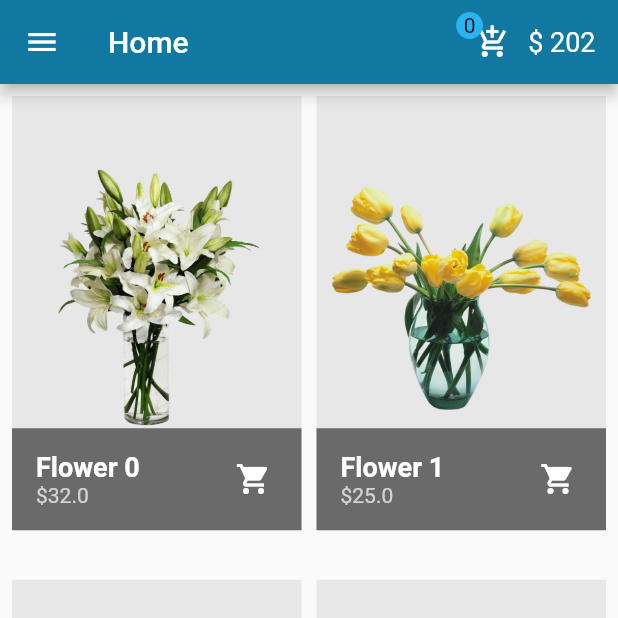
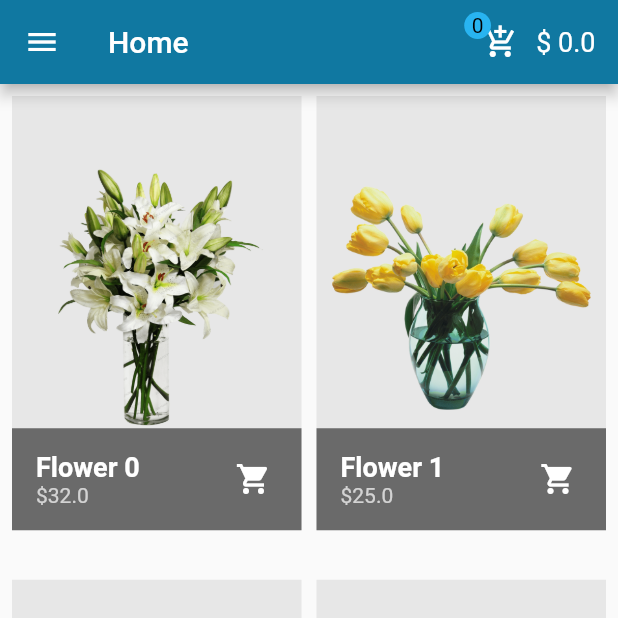
Before and after one commit to muradissa/flower-store-app, a Flutter app: the screen it shows after launch, on a phone screen of 412 x 824 dp, the top half of it. Run offline on Flutter 3.47's test engine with Material 2 defaults, Android fonts, the phone set to English and light mode, and no system bars.

Commit message:
improve cart provider

```diff
--- a/lib/pages/home.dart
+++ b/lib/pages/home.dart
@@ -56,7 +56,9 @@ class Home extends StatelessWidget{
               title: Text("Home"),
               backgroundColor: appBarBlue,
               actions :[
-                 Row(
+                Consumer<ProductsCart>(
+                  builder: ((context,instance,child){
+                    return Row(
                       children: [
                         Stack(
                           children: [
@@ -65,10 +67,7 @@ class Home extends StatelessWidget{
                                 icon: Icon(Icons.add_shopping_cart)
                             ),
                             Container(
-                          child: Consumer<ProductsCart>(
-                            builder: ((context,instance,child){
-                              return Text("${instance.productsCart.length}" ,style: TextStyle(color: Colors.black,),);
-                            })),
+                              child: Text("${instance.productsCart.length}",style: TextStyle(color: Colors.black,),),
                               padding: EdgeInsets.all(5),
                               decoration: BoxDecoration(
                                 color: Color.fromARGB(255, 40, 180, 241 ),
@@ -80,12 +79,11 @@ class Home extends StatelessWidget{
                         Padding(
                             padding: const EdgeInsets.only(right: 15.0),
                             child:
-                        Text(
-                            "\$ 202",
-                            style: TextStyle(fontSize: 18)
-                        ),
+                            Text("\$ ${instance.total}",style: TextStyle(color: Colors.white,fontSize: 18),)
                         )
                       ],
+                    );
+                  }),
                 )
              ]
             ),
```
Also changed, not shown: lib/pages/product_details.dart (+7 -9 lines). Lines whose indentation alone changed are shown as unchanged.
